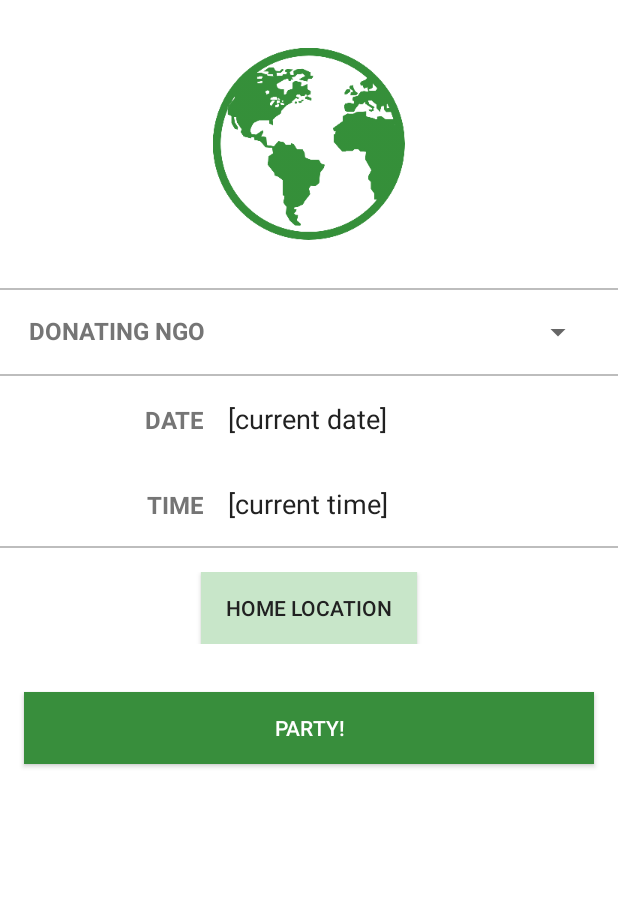
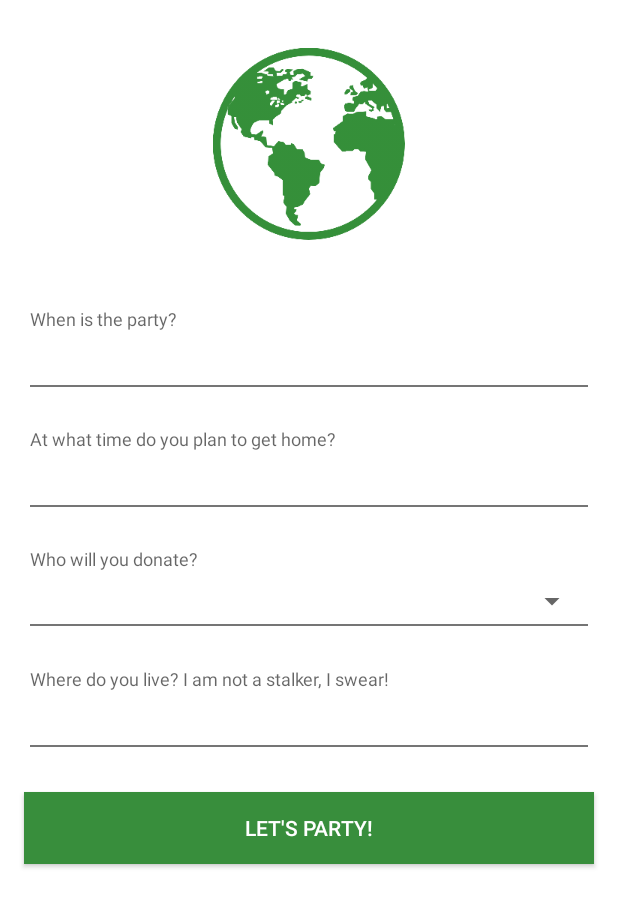
Before and after one commit to felixarpa/Shameless-Party, an Android app: the layout fragment_create_party.xml on its own in the app's theme, with its tools: preview values and no code run, on a phone screen of 412 x 824 dp. Shown: the top 907 px of the screen. Run offline under Robolectric (Android 15) with nearby library versions, the phone set to English and light mode, and no system bars.

Commit message:
NGO refactor

```diff
--- a/ShamelessParty/app/build.gradle
+++ b/ShamelessParty/app/build.gradle
@@ -34,7 +34,6 @@ dependencies {
 
     compile 'com.github.citux:datetimepicker:0.2.0'
 
-
     testCompile 'junit:junit:4.12'
     androidTestCompile 'com.android.support.test:runner:0.5'
     androidTestCompile 'com.android.support.test:rules:0.5'
--- a/ShamelessParty/app/src/main/java/felixarpa/shamelessapp/domain/controller/PartyController.java
+++ b/ShamelessParty/app/src/main/java/felixarpa/shamelessapp/domain/controller/PartyController.java
@@ -7,11 +7,11 @@ import felixarpa.shamelessapp.domain.controller.exception.AlreadyPartyingExcepti
 import felixarpa.shamelessapp.domain.controller.exception.InvalidAmountException;
 import felixarpa.shamelessapp.domain.controller.exception.NoSuchPartyGoingOnException;
 import felixarpa.shamelessapp.domain.controller.exception.NoSuchPartyThenException;
-import felixarpa.shamelessapp.domain.model.NonGovernmentalOrganization;
+import felixarpa.shamelessapp.domain.model.NGO;
 import felixarpa.shamelessapp.domain.model.Party;
 
 public interface PartyController {
-    Party createNewParty(String title, Date limitHour, float moneyAmount, int minutes, NonGovernmentalOrganization ngo)
+    Party createNewParty(String title, Date limitHour, float moneyAmount, int minutes, NGO ngo)
             throws AlreadyPartyingException, InvalidAmountException;
 
     void /* TODO Payment service */ commitParty() throws NoSuchPartyGoingOnException;
--- a/ShamelessParty/app/src/main/java/felixarpa/shamelessapp/domain/data/PartyControllerImpl.java
+++ b/ShamelessParty/app/src/main/java/felixarpa/shamelessapp/domain/data/PartyControllerImpl.java
@@ -8,7 +8,7 @@ import felixarpa.shamelessapp.domain.controller.exception.InvalidAmountException
 import felixarpa.shamelessapp.domain.controller.exception.NoSuchPartyGoingOnException;
 import felixarpa.shamelessapp.domain.controller.exception.NoSuchPartyThenException;
 import felixarpa.shamelessapp.domain.controller.PartyController;
-import felixarpa.shamelessapp.domain.model.NonGovernmentalOrganization;
+import felixarpa.shamelessapp.domain.model.NGO;
 import felixarpa.shamelessapp.domain.model.Party;
 import io.realm.RealmResults;
 
@@ -25,7 +25,7 @@ public class PartyControllerImpl implements PartyController {
     }
 
     @Override
-    public Party createNewParty(String title, Date limitHour, float moneyAmount, int minutes, NonGovernmentalOrganization ngo)
+    public Party createNewParty(String title, Date limitHour, float moneyAmount, int minutes, NGO ngo)
             throws AlreadyPartyingException, InvalidAmountException {
         int eurosPerMinute = (int) (moneyAmount * minutes);
         if (eurosPerMinute < 1) {
--- a/ShamelessParty/app/src/main/res/layout/fragment_create_party.xml
+++ b/ShamelessParty/app/src/main/res/layout/fragment_create_party.xml
@@ -8,6 +8,8 @@
 
 
     <ImageView
+        android:id="@+id/ngo_logo"
+        android:contentDescription="@string/ngo_logo_description"
         android:layout_width="128dp"
         android:layout_height="128dp"
         android:layout_margin="32dp"
@@ -15,110 +17,69 @@
         android:src="@mipmap/earth"/>
 
     <LinearLayout
-        android:layout_width="match_parent"
-        android:layout_height="1dp"
-        android:background="@color/divider"/>
+        android:id="@+id/date_layout"
+        style="@style/InputLayoutStyle">
+        <TextView
+            android:text="@string/date_hint"
+            style="@style/InputLabel"/>
+        <TextView
+            android:id="@+id/date_text"
+            android:textSize="18sp"
+            android:textColor="@color/primaryText"
+            style="@style/OutputLabel" />
+        <LinearLayout
+            style="@style/LabelDivider" />
+    </LinearLayout>
+
 
     <LinearLayout
-        android:layout_width="match_parent"
-        android:layout_height="wrap_content"
-        android:orientation="horizontal"
-        android:layout_margin="16dp">
+        android:id="@+id/time_layout"
+        style="@style/InputLayoutStyle">
+        <TextView
+            android:text="@string/time_hint"
+            style="@style/InputLabel"/>
+        <TextView
+            android:id="@+id/time_text"
+            android:textSize="18sp"
+            android:textColor="@color/primaryText"
+            style="@style/OutputLabel" />
+        <LinearLayout
+            style="@style/LabelDivider" />
+    </LinearLayout>
 
+    <LinearLayout
+        style="@style/InputLayoutStyle">
         <TextView
-            android:id="@+id/ngo_hint"
-            android:layout_width="120dp"
-            android:layout_height="wrap_content"
-            android:layout_marginEnd="16dp"
-            android:textSize="16sp"
-            android:gravity="end"
-            android:textColor="@color/secondaryText"
-            android:textStyle="bold"
-            android:text="@string/donating_ngo" />
+            android:text="@string/ngo_hint"
+            style="@style/InputLabel"/>
 
         <Spinner
             android:id="@+id/ngo_spinner"
             android:layout_width="match_parent"
-            android:layout_height="wrap_content" />
+            android:layout_height="wrap_content"
+            android:layout_marginTop="@dimen/label_vertical_spacing"/>
+        <LinearLayout
+            style="@style/LabelDivider" />
     </LinearLayout>
 
-    <LinearLayout
-        android:layout_width="match_parent"
-        android:layout_height="1dp"
-        android:background="@color/divider"/>
 
     <LinearLayout
-        android:layout_width="match_parent"
-        android:layout_height="wrap_content"
-        android:orientation="horizontal"
-        android:layout_margin="16dp">
-
+        android:id="@+id/location_layout"
+        style="@style/InputLayoutStyle">
         <TextView
-            android:id="@+id/date_hint"
-            android:layout_width="120dp"
-            android:layout_height="wrap_content"
-            android:layout_marginEnd="16dp"
-            android:textSize="16sp"
-            android:gravity="end"
-            android:textColor="@color/secondaryText"
-            android:textStyle="bold"
-            android:text="@string/date_hint" />
-
+            android:text="@string/location_hint"
+            style="@style/InputLabel"/>
         <TextView
-            android:id="@+id/date"
-            android:layout_width="match_parent"
-            android:layout_height="wrap_content"
+            android:id="@+id/location_text"
             android:textSize="18sp"
             android:textColor="@color/primaryText"
-            android:text="[current date]" />
+            style="@style/OutputLabel" />
+        <LinearLayout
+            style="@style/LabelDivider" />
     </LinearLayout>
 
-    <LinearLayout
-        android:layout_width="match_parent"
-        android:layout_height="wrap_content"
-        android:orientation="horizontal"
-        android:layout_margin="16dp">
 
-        <TextView
-            android:id="@+id/time_hint"
-            android:layout_width="120dp"
-            android:layout_height="wrap_content"
-            android:layout_marginEnd="16dp"
-            android:textSize="16sp"
-            android:gravity="end"
-            android:textColor="@color/secondaryText"
-            android:textStyle="bold"
-            android:text="@string/time_hint" />
 
-        <TextView
-            android:id="@+id/time"
-            android:layout_width="match_parent"
-            android:layout_height="wrap_content"
-            android:textSize="18sp"
-            android:textColor="@color/primaryText"
-            android:text="[current time]" />
-    </LinearLayout>
-
-    <LinearLayout
-        android:layout_width="match_parent"
-        android:layout_height="1dp"
-        android:background="@color/divider"/>
-
-    <LinearLayout
-        android:layout_width="match_parent"
-        android:layout_height="wrap_content"
-        android:orientation="horizontal"
-        android:gravity="center_horizontal"
-        android:layout_margin="16dp">
-
-        <Button
-            android:id="@+id/location_button"
-            android:layout_width="144dp"
-            android:layout_height="wrap_content"
-            android:background="@color/primaryLight"
-            android:textColor="@color/primaryText"
-            android:text="HOME LOCATION" />
-    </LinearLayout>
 
     <Button
         android:layout_margin="16dp"
@@ -128,5 +89,4 @@
         android:textColor="@color/white"
         android:text="@string/party_button" />
 
-
 </LinearLayout>
--- a/ShamelessParty/app/src/main/res/values/colors.xml
+++ b/ShamelessParty/app/src/main/res/values/colors.xml
@@ -6,7 +6,9 @@
     <color name="colorAccent">#FF9800</color>
     <color name="primaryText">#212121</color>
     <color name="secondaryText">#757575</color>
+    <color name="labelDivider">#757575</color>
     <color name="icons">#FFFFFF</color>
     <color name="divider">#BDBDBD</color>
     <color name="white">#FFFFFF</color>
+    <color name="black">#000000</color>
 </resources>
--- a/ShamelessParty/app/src/main/res/values/dimens.xml
+++ b/ShamelessParty/app/src/main/res/values/dimens.xml
@@ -3,4 +3,6 @@
     <dimen name="activity_horizontal_margin">16dp</dimen>
     <dimen name="activity_vertical_margin">16dp</dimen>
     <dimen name="text_margin">16dp</dimen>
+    <dimen name="label_vertical_spacing">8dp</dimen>
+    <dimen name="label_horizontal_spacing">4dp</dimen>
 </resources>
--- a/ShamelessParty/app/src/main/res/values/strings.xml
+++ b/ShamelessParty/app/src/main/res/values/strings.xml
@@ -20,7 +20,11 @@
     <!-- TODO: Remove or change this placeholder text -->
     <string name="hello_blank_fragment">Hello blank fragment</string>
     <string name="donating_ngo">DONATING NGO</string>
-    <string name="date_hint">DATE</string>
-    <string name="time_hint">TIME</string>
-    <string name="party_button">PARTY!</string>
+    <string name="date_hint">When is the party?</string>
+    <string name="time_hint">At what time do you plan to get home?</string>
+    <string name="ngo_hint">Who will you donate?</string>
+    <string name="location_hint">Where do you live? I am not a stalker, I swear!</string>
+    <string name="party_button">Let\'s party!</string>
+    <string name="ngo_logo_description">ngo logo</string>
+
 </resources>
--- a/ShamelessParty/app/src/main/res/values/styles.xml
+++ b/ShamelessParty/app/src/main/res/values/styles.xml
@@ -8,4 +8,47 @@
         <item name="colorAccent">@color/colorAccent</item>
     </style>
 
+    <style name="InputLayoutStyle">
+        <item name="android:layout_width">match_parent</item>
+        <item name="android:layout_height">72dp</item>
+        <item name="android:layout_marginStart">16dp</item>
+        <item name="android:layout_marginEnd">16dp</item>
+        <item name="android:layout_marginTop">4dp</item>
+        <item name="android:layout_marginBottom">4dp</item>
+        <item name="android:orientation">vertical</item>
+        <item name="android:paddingStart">4dp</item>
+        <item name="android:paddingEnd">4dp</item>
+        <item name="android:paddingBottom">8dp</item>
+        <item name="android:paddingTop">8dp</item>
+    </style>
+
+    <style name="UnEditTextStyle">
+        <item name="android:layout_width">match_parent</item>
+        <item name="android:layout_height">wrap_content</item>
+        <item name="android:enabled">true</item>
+    </style>
+
+    <style name="TextAppearance.Design.Hint" parent="TextAppearance.AppCompat.Caption">
+        <item name="android:textColor">?attr/colorControlActivated</item>
+    </style>
+
+    <style name="InputLabel" parent="TextAppearance.AppCompat.Caption">
+        <item name="android:layout_width">match_parent</item>
+        <item name="android:layout_height">wrap_content</item>
+    </style>
+
+    <style name="OutputLabel">
+        <item name="android:layout_width">match_parent</item>
+        <item name="android:layout_height">wrap_content</item>
+        <item name="android:paddingTop">@dimen/label_vertical_spacing</item>
+    </style>
+
+    <style name="LabelDivider">
+        <item name="android:layout_width">match_parent</item>
+        <item name="android:layout_height">1dp</item>
+        <item name="android:background">@color/labelDivider</item>
+        <item name="android:layout_marginTop">3dp</item>
+    </style>
+
+
 </resources>
```
Also changed, not shown: ShamelessParty/app/src/main/AndroidManifest.xml (+3 -4 lines), ShamelessParty/app/src/main/java/felixarpa/shamelessapp/domain/data/RealmManager.java (+0 -46 lines), ShamelessParty/app/src/main/java/felixarpa/shamelessapp/domain/model/NGO.java (renamed from ShamelessParty/app/src/main/java/felixarpa/shamelessapp/domain/model/NonGovernmentalOrganization.java, +17 -3 lines), ShamelessParty/app/src/main/java/felixarpa/shamelessapp/domain/model/Party.java (+7 -10 lines), ShamelessParty/app/src/main/java/felixarpa/shamelessapp/presentation/activity/MainActivity.java (+7 -3 lines), ShamelessParty/app/src/main/java/felixarpa/shamelessapp/presentation/activity/SplashActivity.java (deleted, +0 -53 lines), ShamelessParty/app/src/main/java/felixarpa/shamelessapp/presentation/fragment/CreatePartyFragment.java (+52 -13 lines), ShamelessParty/app/src/main/res/mipmap-xxxhdpi/amnesty.png (added), ShamelessParty/app/src/main/res/mipmap-xxxhdpi/greenpeace.png (added), ShamelessParty/app/src/main/res/mipmap-xxxhdpi/msf.png (added), ShamelessParty/app/src/main/res/mipmap-xxxhdpi/unicef.png (added), ShamelessParty/app/src/main/res/mipmap-xxxhdpi/wwf.png (added).
